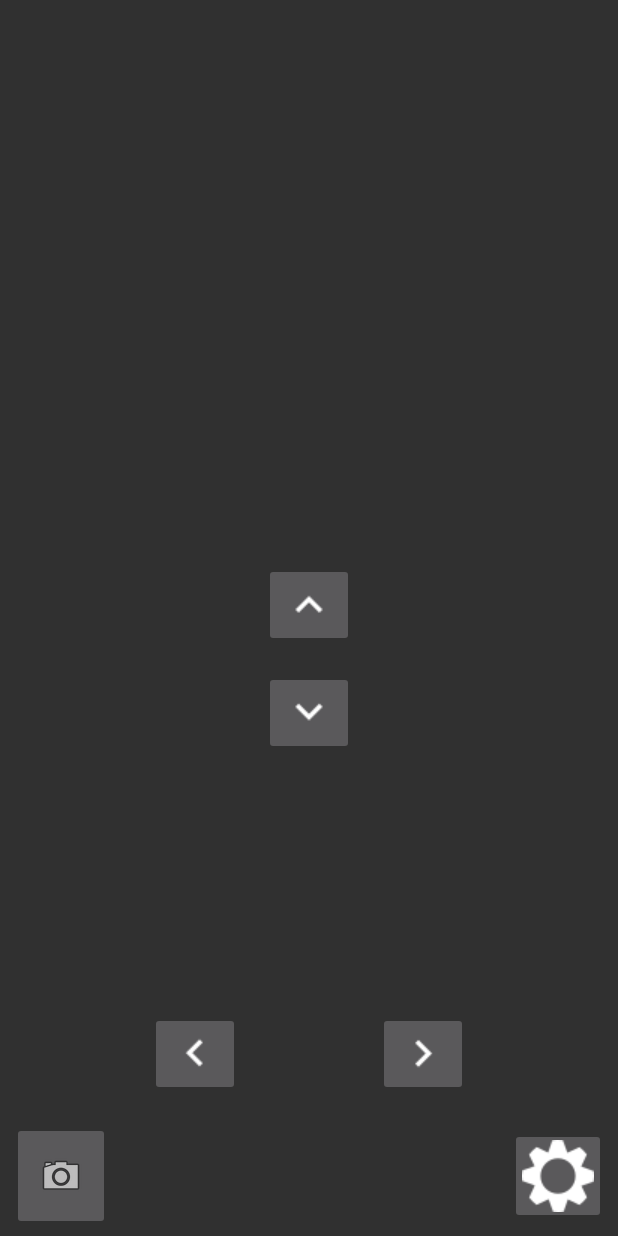
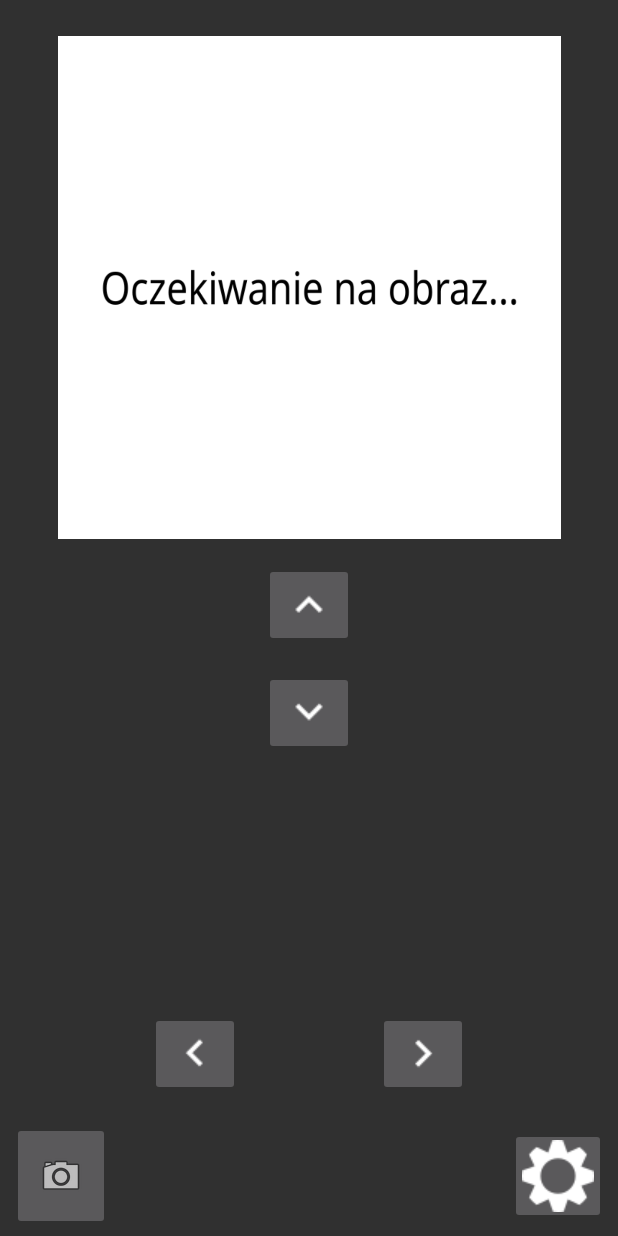
Before and after one commit to DanielM96/InspectionRobot, an Android app: the screen it shows after launch (MainActivity), on a phone screen of 412 x 824 dp. Run offline under Robolectric (Android 15) with nearby library versions, the phone set to English and light mode, and no system bars.

Commit message:
Ustawienie grafiki początkowej

```diff
--- a/app/src/main/java/com/danielm96/inspectionrobot/MainActivity.java
+++ b/app/src/main/java/com/danielm96/inspectionrobot/MainActivity.java
@@ -389,8 +389,9 @@ public class MainActivity extends AppCompatActivity {
         ImageView imageView;
         imageView = findViewById(R.id.imageView);
 
-        // Uruchomienie podglądu obrazu
-        startImageView(imageView);
+        // Wstawienie obrazu początkowego
+        Bitmap bm = BitmapFactory.decodeResource(getResources(), R.drawable.robot_waitforcam);
+        imageView.setImageBitmap(bm);
     }
 
     /**
```
